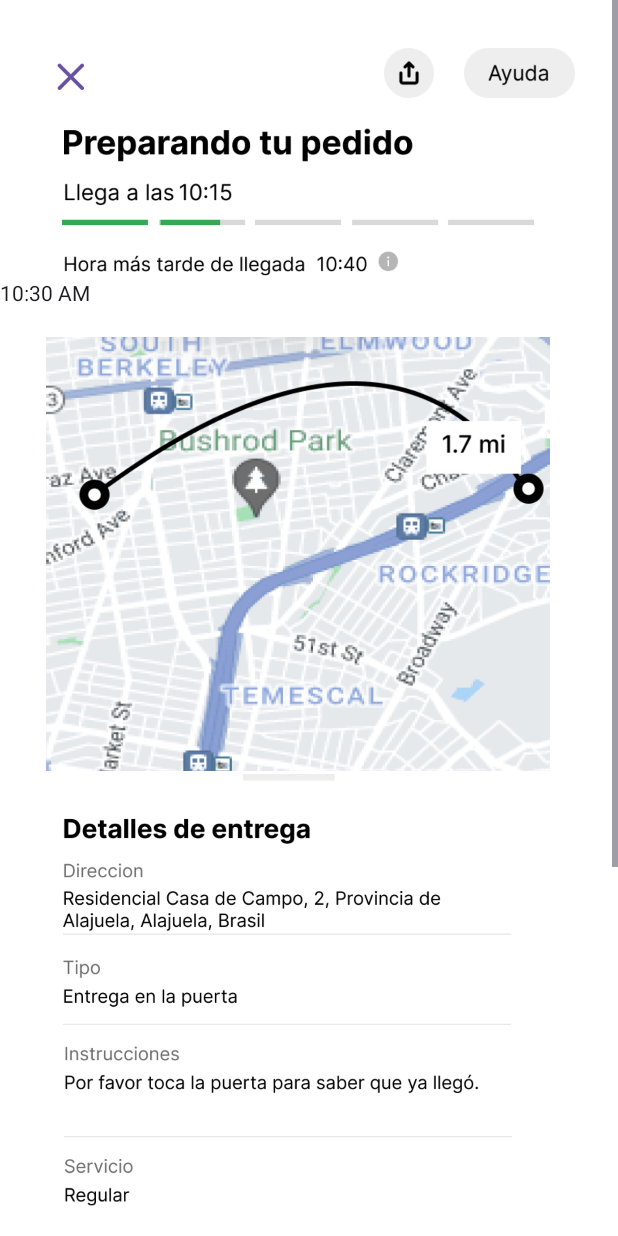
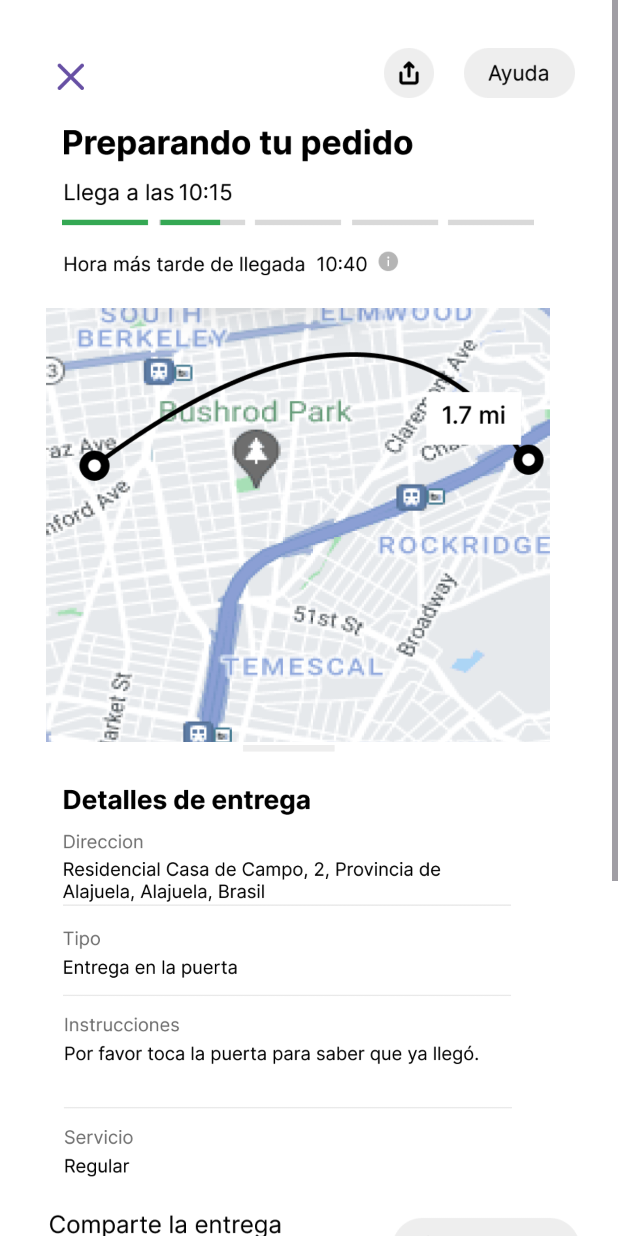
Before and after one commit to JakecorralesCespedes/Proyecto_final, an Android app: the DeliveryProcess screen opened directly, with no data from a screen before it, on a phone screen of 412 x 824 dp. Run offline under Robolectric (Android 15) with nearby library versions, the phone set to English and light mode, and no system bars.

Commit message:
actualizacion preliminar detalles

```diff
--- a/app/src/main/res/layout/activity_delivery_process.xml
+++ b/app/src/main/res/layout/activity_delivery_process.xml
@@ -91,10 +91,6 @@
                 android:layout_marginEnd="30dp"
                 android:src="@drawable/preparandopedido" />
 
-            <TextClock
-                android:id="@+id/textClock"
-                android:layout_width="match_parent"
-                android:layout_height="wrap_content" />
 
             <ImageView
                 android:id="@+id/deliverymap"
```
